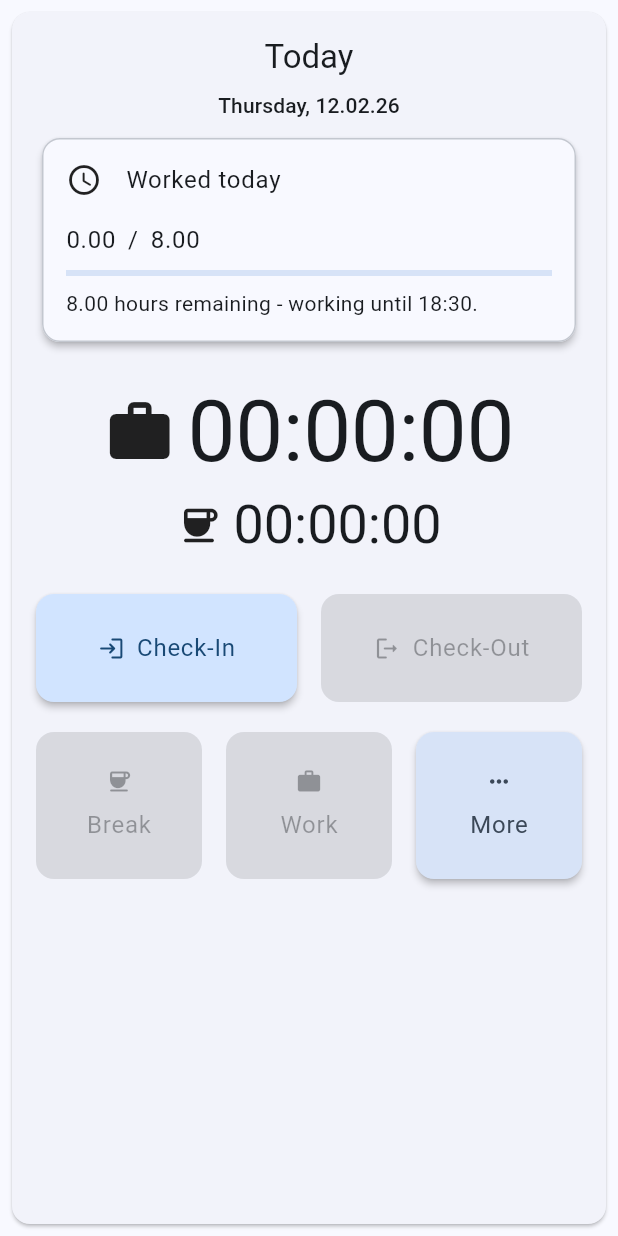
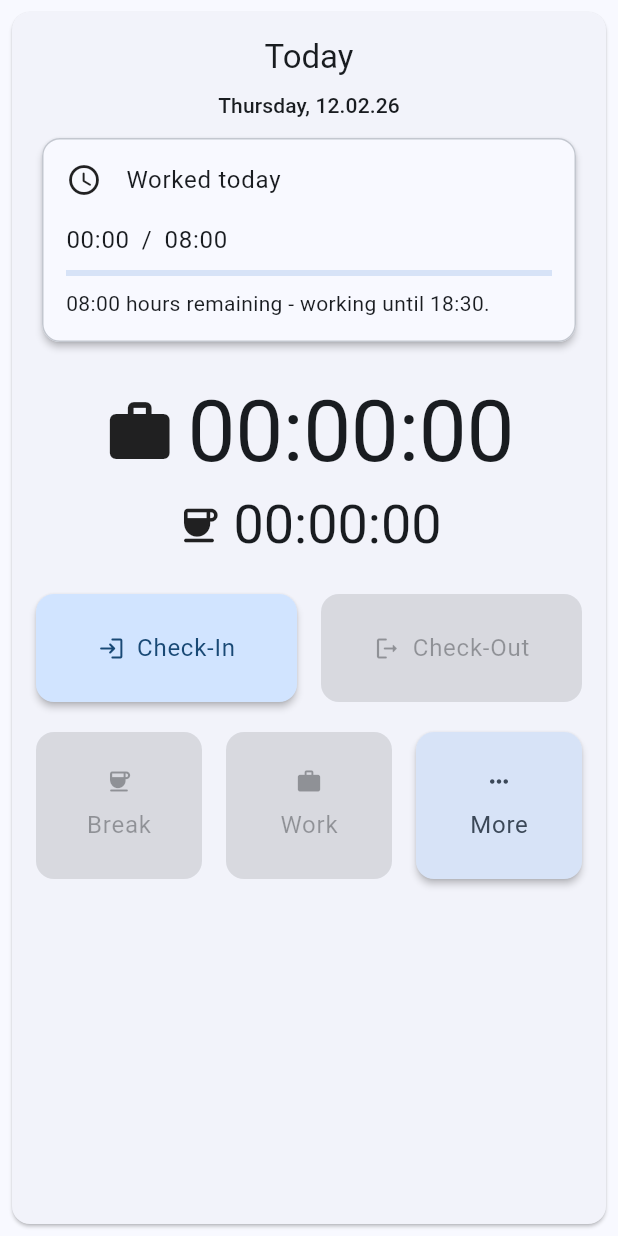
Before and after one commit to MaeschDEV/zentime, a Flutter app: the DayTab widget shown alone on an empty page, opened directly, on a phone screen of 412 x 824 dp. Run offline on Flutter 3.47's test engine with Material 3 defaults, Android fonts, the phone set to English and light mode, and no system bars; our stand-ins replace hive_ce, hive_ce_flutter; accounts and stored records are empty.

Commit message:
Changed the Display Mode in the Today Tab to show HH:mm instead of a Decimal Approach

```diff
--- a/lib/tabs/day_tab.dart
+++ b/lib/tabs/day_tab.dart
@@ -53,15 +53,17 @@ class _DayTab extends State<DayTab> {
     _loadButtonState();
   }
 
-  String _formatDuration(Duration d) {
+  String _formatDurationHHmmss(Duration d) {
     final h = d.inHours.toString().padLeft(2, '0');
     final m = (d.inMinutes.remainder(60)).toString().padLeft(2, '0');
     final s = (d.inSeconds.remainder(60)).toString().padLeft(2, '0');
     return '$h:$m:$s';
   }
 
-  String _formatHours(double hours) {
-    return hours.toStringAsFixed(2);
+  String _formatDurationHHmm(Duration d) {
+    final h = d.inHours.toString().padLeft(2, '0');
+    final m = (d.inMinutes.remainder(60)).toString().padLeft(2, '0');
+    return '$h:$m';
   }
 
   Future<void> _getBox() async {
@@ -122,39 +124,53 @@ class _DayTab extends State<DayTab> {
         targetHours = settingsBox.get('current')?.sundayWorkHours ?? 0.0;
         break;
       default:
-        targetHours = 100;
+        targetHours = 40;
         break;
     }
 
-    final workedHours = workedDuration.inMinutes / 60.0;
-    final remainingHours = (targetHours - workedHours).clamp(0.0, targetHours);
+    // Worked Hours
+    final workedHours = _formatDurationHHmm(workedDuration);
 
-    final clockOutTime = DateTime.now().add(
-      Duration(minutes: (remainingHours * 60).round()),
-    );
+    // Target Hours
+    final targetHoursDuration = Duration(minutes: (targetHours * 60).round());
+    final targetHoursString = _formatDurationHHmm(targetHoursDuration);
 
+    // Remaining Hours
+    final remainingHours =
+        (targetHoursDuration - workedDuration) < Duration.zero
+        ? Duration.zero
+        : targetHoursDuration - workedDuration;
+    final remainingHoursString = _formatDurationHHmm(remainingHours);
+
+    // Clockout Time
+    final clockOutTime = DateTime.now().add(remainingHours);
     final clockOutTimeString = DateFormat('HH:mm').format(clockOutTime);
 
+    // Progress
     double progress = 0.0;
-
     if (targetHours != 0) {
-      progress = (workedHours / targetHours).clamp(0.0, 1.0);
+      progress = (workedDuration.inMinutes / 60.0 / targetHours).clamp(
+        0.0,
+        1.0,
+      );
     }
 
-    if (workedHours >= (settingsBox.get('current')?.maxDailyWorkHours ?? 10) &&
+    // Check max working Time
+    if ((workedDuration.inMinutes / 60) >=
+            (settingsBox.get('current')?.maxDailyWorkHours ?? 10) &&
         checkInEnabled) {
       _handleCheckOut();
     }
 
     return {
       'workedHours': workedHours,
-      'remainingHours': remainingHours,
+      'targetHours': targetHoursString,
+      'remainingHours': remainingHoursString,
+      'clockOutTime': clockOutTimeString,
       'progress': progress,
       'workedDuration': workedDuration,
       'breakDuration': breakDuration,
       'dayType': workDay?.dayType ?? DayType.work,
-      'targetHours': targetHours,
-      'clockOutTime': clockOutTimeString,
     };
   }
 
@@ -571,14 +587,14 @@ class _DayTab extends State<DayTab> {
                                   }
 
                                   final workedHours =
-                                      data['workedHours'] as double;
+                                      data['workedHours'] as String;
                                   final remainingHours =
-                                      data['remainingHours'] as double;
+                                      data['remainingHours'] as String;
                                   final clockOutTime =
                                       data['clockOutTime'] as String;
                                   final progress = data['progress'] as double;
                                   final targetHours =
-                                      data['targetHours'] as double;
+                                      data['targetHours'] as String;
 
                                   return Column(
                                     spacing: 8,
@@ -587,7 +603,7 @@ class _DayTab extends State<DayTab> {
                                         spacing: 8,
                                         children: [
                                           Text(
-                                            _formatHours(workedHours),
+                                            workedHours,
                                             style: theme.textTheme.bodyLarge,
                                           ),
                                           Text(
@@ -595,17 +611,17 @@ class _DayTab extends State<DayTab> {
                                             style: theme.textTheme.bodyLarge,
                                           ),
                                           Text(
-                                            _formatHours(targetHours),
+                                            targetHours,
                                             style: theme.textTheme.bodyLarge,
                                           ),
                                         ],
                                       ),
                                       LinearProgressIndicator(value: progress),
-                                      (remainingHours != 0.0)
+                                      (remainingHours != "00:00")
                                           ? Row(
                                               children: [
                                                 Text(
-                                                  _formatHours(remainingHours),
+                                                  remainingHours,
                                                   style: theme
                                                       .textTheme
                                                       .bodyMedium,
@@ -687,7 +703,7 @@ class _DayTab extends State<DayTab> {
                           Row(
                             children: [
                               Text(
-                                _formatDuration(duration),
+                                _formatDurationHHmmss(duration),
                                 style: theme.textTheme.displayLarge,
                               ),
                             ],
@@ -714,7 +730,7 @@ class _DayTab extends State<DayTab> {
                           Row(
                             children: [
                               Text(
-                                _formatDuration(duration),
+                                _formatDurationHHmmss(duration),
                                 style: theme.textTheme.displaySmall,
                               ),
                             ],
```
